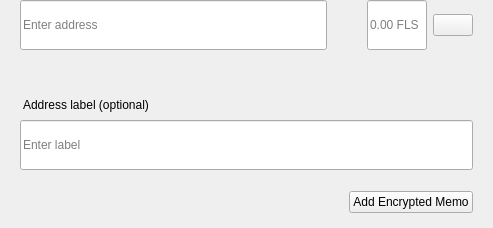
Liquid369/blank, file src/qt/fls/forms/sendmultirow.ui: the form before one commit.
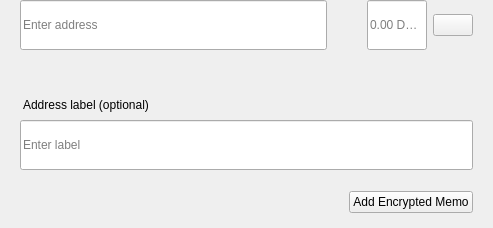
The form after the commit.

```diff
--- a/src/qt/fls/forms/sendmultirow.ui
+++ b/src/qt/fls/forms/sendmultirow.ui
@@ -198,7 +198,7 @@
            <set>Qt::AlignLeading|Qt::AlignLeft|Qt::AlignVCenter</set>
           </property>
           <property name="placeholderText">
-           <string notr="true">0.00 FLS</string>
+           <string notr="true">0.00 DOGEC</string>
           </property>
          </widget>
         </item>
```
